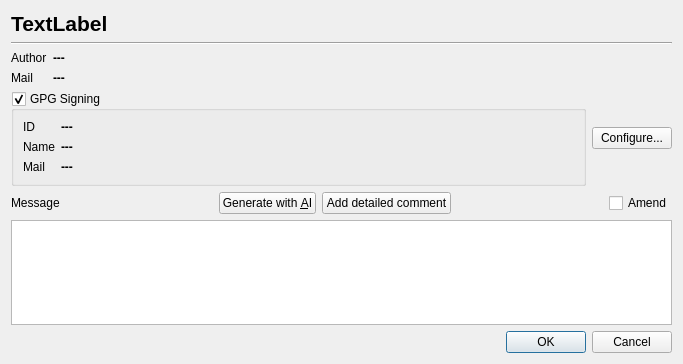
This is src/CommitDialog.ui in soramimi/Guitar as Qt 5 draws it before an edit. The edited form follows.
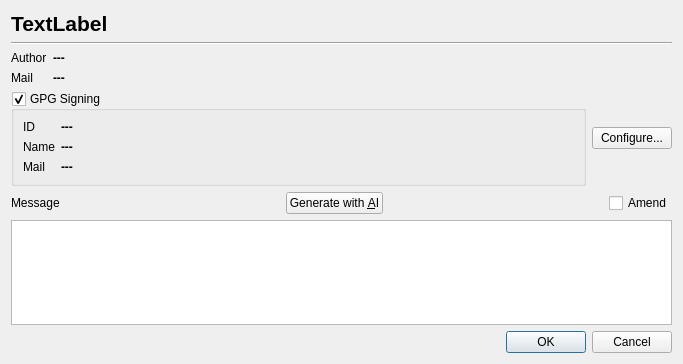
This is the edited form.

Commit message: Remove detailed comment generation functionality

Diff of the .ui file:
```diff
--- a/src/CommitDialog.ui
+++ b/src/CommitDialog.ui
@@ -230,13 +230,6 @@
        </property>
       </widget>
      </item>
-     <item>
-      <widget class="QPushButton" name="pushButton_generate_detailed_comment">
-       <property name="text">
-        <string>Add detailed comment</string>
-       </property>
-      </widget>
-     </item>
      <item>
       <spacer name="horizontalSpacer_3">
        <property name="orientation">
```
Left out of the diff: 1 changed line with no effect on the pictures. The commit also changes 4 other files.
